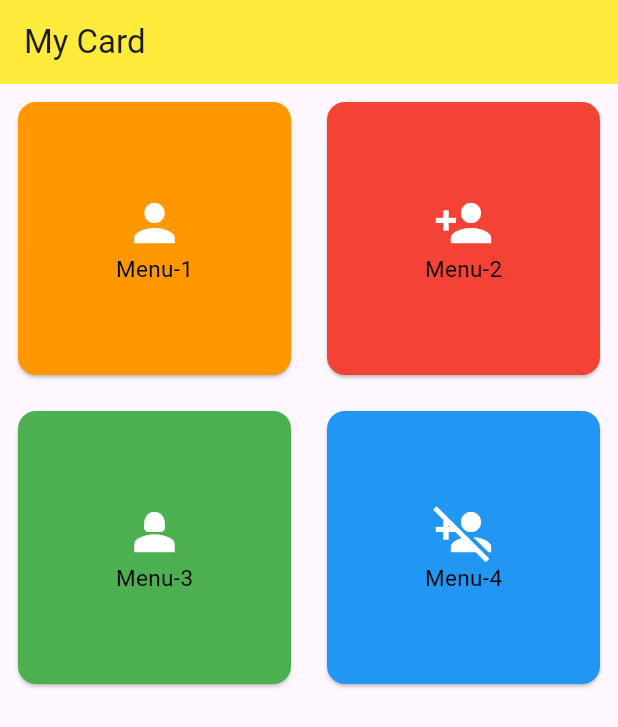
After one commit to WANWISAAA/cir2-mobile-week14-2566, a Flutter app: the MyCard screen opened directly, on a phone screen of 412 x 824 dp. The commit adds this screen. Shown: the top 727 px of the screen. Run offline on Flutter 3.47's test engine with Material 3 defaults, Android fonts, the phone set to English and light mode, and no system bars.

Commit message:
first app

```diff
--- /dev/null
+++ b/lib/widgets/my_card.dart
@@ -0,0 +1,54 @@
+import 'package:flutter/material.dart';
+
+class Menu {
+  final String? title;
+  final IconData? icon;
+  final Color? bkColor;
+  const Menu({this.title,this.icon,this.bkColor});
+}
+
+List<Menu> menu = [
+  const Menu(title: 'Menu-1',icon: Icons.person, bkColor: Colors.orange),
+  const Menu(title: 'Menu-2',icon: Icons.person_add, bkColor: Colors.red),
+  const Menu(title: 'Menu-3',icon: Icons.person_2_sharp, bkColor: Colors.green),
+  const Menu(title: 'Menu-4',icon: Icons.person_add_disabled, bkColor: Colors.blue)
+];
+
+class MyCard extends StatelessWidget {
+  const MyCard({super.key});
+
+  @override
+  Widget build(BuildContext context) {
+    return Scaffold(
+      appBar: AppBar(
+        backgroundColor: Colors.yellow,
+        title: const Text("My Card"),
+      ),
+      body: Container(
+        child: GridView.count(
+          crossAxisCount: 2,
+          children: List.generate(menu.length, (index) {
+            return Card(
+              color: menu[index].bkColor,
+              margin: const EdgeInsets.all(12),
+              child: InkWell(
+                onTap: () {
+                  debugPrint('MYCARD-1');
+                },
+                child:  Center(
+                  child: Column(
+                    mainAxisSize: MainAxisSize.min,
+                    children: [
+                      Icon(menu[index].icon, size: 40, color: Colors.white),
+                      Text('${menu[index].title}',style: TextStyle(fontSize: 15.0,color: Colors.black)),
+                    ],
+                  ),
+                ),
+              ),
+            );
+          }),
+        ),
+      ),
+    );
+  }
+}
```
Also changed, not shown: lib/Home.dart (+45 -11 lines), lib/widgets/card_demo.dart (added, +35 -0 lines), pubspec.lock, 1 other file.
